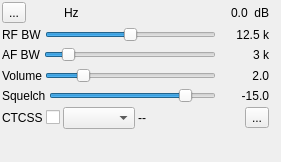
Before: the Qt Designer form plugins/channel/nfm/nfmdemodgui.ui in f4exb/sdrangel, drawn with Qt 5.
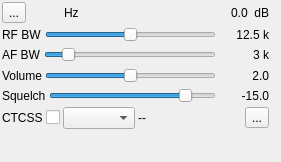
After: the same form once the commit is applied. Icons and pictures are not drawn. Custom widgets are drawn as their Qt base class.

The edit to the form file:
```diff
--- a/plugins/channel/nfm/nfmdemodgui.ui
+++ b/plugins/channel/nfm/nfmdemodgui.ui
@@ -244,7 +244,10 @@
       <item>
        <widget class="QSlider" name="volume">
         <property name="maximum">
-         <number>100</number>
+         <number>40</number>
+        </property>
+        <property name="pageStep">
+         <number>1</number>
         </property>
         <property name="value">
          <number>20</number>
```
